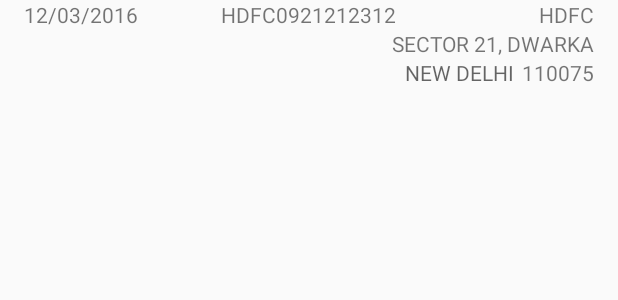
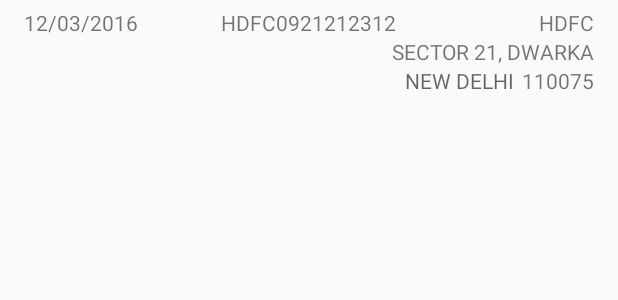
Before and after one commit to actimobiledev/ATMNCR, an Android app: the layout listview_item_atm.xml on its own in the app's theme, with its tools: preview values and no code run, on a phone screen of 412 x 824 dp. Shown: the top 300 px of the screen. Run offline under Robolectric (Android 15) with nearby library versions, the phone set to English and light mode, and no system bars; network calls fail; Roboto replaces fonts that are not available here.

Commit message:
3rd commit

```diff
--- /dev/null
+++ b/app/src/main/java/actiknow/com/atmncr/utils/CustomFontTextView.java
@@ -0,0 +1,32 @@
+package actiknow.com.atmncr.utils;
+
+import android.content.Context;
+import android.graphics.Typeface;
+import android.util.AttributeSet;
+import android.widget.TextView;
+
+public class CustomFontTextView extends TextView {
+
+    public CustomFontTextView (Context context) {
+        super (context);
+
+        applyCustomFont (context);
+    }
+
+    public CustomFontTextView (Context context, AttributeSet attrs) {
+        super (context, attrs);
+
+        applyCustomFont (context);
+    }
+
+    public CustomFontTextView (Context context, AttributeSet attrs, int defStyle) {
+        super (context, attrs, defStyle);
+
+        applyCustomFont (context);
+    }
+
+    private void applyCustomFont (Context context) {
+        Typeface customFont = FontCache.getTypeface ("Kozuka-Gothic.ttf", context);
+        setTypeface (customFont);
+    }
+}
--- /dev/null
+++ b/app/src/main/java/actiknow/com/atmncr/utils/FontCache.java
@@ -0,0 +1,27 @@
+package actiknow.com.atmncr.utils;
+
+import android.content.Context;
+import android.graphics.Typeface;
+
+import java.util.HashMap;
+
+public class FontCache {
+
+    private static HashMap<String, Typeface> fontCache = new HashMap<> ();
+
+    public static Typeface getTypeface (String fontname, Context context) {
+        Typeface typeface = fontCache.get (fontname);
+
+        if (typeface == null) {
+            try {
+                typeface = Typeface.createFromAsset (context.getAssets (), fontname);
+            } catch (Exception e) {
+                return null;
+            }
+
+            fontCache.put (fontname, typeface);
+        }
+
+        return typeface;
+    }
+}
--- a/app/src/main/res/layout/activity_main.xml
+++ b/app/src/main/res/layout/activity_main.xml
@@ -60,7 +60,7 @@
             android:textAppearance="?android:attr/textAppearanceLarge"
             android:textColor="@color/text_color_white"
             android:visibility="gone"/>
-        <TextView
+        <actiknow.com.atmncr.utils.CustomFontTextView
             android:id="@+id/tvAuditStatus"
             android:layout_width="wrap_content"
             android:layout_height="wrap_content"
@@ -72,7 +72,7 @@
             android:layout_marginTop="5dp"
             android:text="AUDIT STATUS"
             android:textSize="14sp"/>
-        <TextView
+        <actiknow.com.atmncr.utils.CustomFontTextView
             android:id="@+id/tvBank"
             android:layout_width="wrap_content"
             android:layout_height="wrap_content"
@@ -109,6 +109,6 @@
             android:background="@color/colorPrimary"
             android:choiceMode="singleChoice"
             android:divider="@color/color_divider"
-            android:dividerHeight="0dp"/>
+            android:dividerHeight="3dp"/>
     </RelativeLayout>
 </android.support.v4.widget.DrawerLayout>
--- a/app/src/main/res/layout/listview_item_atm.xml
+++ b/app/src/main/res/layout/listview_item_atm.xml
@@ -6,15 +6,17 @@
     android:orientation="horizontal">
     <RelativeLayout
         android:layout_width="match_parent"
-        android:layout_height="match_parent">
-        <TextView
+        android:layout_height="wrap_content"
+        android:layout_marginBottom="5dp"
+        android:layout_marginTop="5dp">
+        <actiknow.com.atmncr.utils.CustomFontTextView
             android:id="@+id/tvLastAuditDate"
             android:layout_width="wrap_content"
             android:layout_height="wrap_content"
             android:layout_marginLeft="16dp"
             android:text="12/03/2016"
             android:textSize="14sp"/>
-        <TextView
+        <actiknow.com.atmncr.utils.CustomFontTextView
             android:id="@+id/tvAtmUniqueId"
             android:layout_width="wrap_content"
             android:layout_height="wrap_content"
@@ -22,7 +24,7 @@
             android:layout_centerHorizontal="true"
             android:text="HDFC0921212312"
             android:textSize="14sp"/>
-        <TextView
+        <actiknow.com.atmncr.utils.CustomFontTextView
             android:id="@+id/tvBankName"
             android:layout_width="wrap_content"
             android:layout_height="wrap_content"
@@ -32,7 +34,7 @@
             android:layout_marginRight="16dp"
             android:text="HDFC"
             android:textSize="14sp"/>
-        <TextView
+        <actiknow.com.atmncr.utils.CustomFontTextView
             android:id="@+id/tvAddress"
             android:layout_width="wrap_content"
             android:layout_height="wrap_content"
@@ -42,7 +44,7 @@
             android:layout_marginRight="16dp"
             android:text="SECTOR 21, DWARKA"
             android:textSize="14sp"/>
-        <TextView
+        <actiknow.com.atmncr.utils.CustomFontTextView
             android:id="@+id/tvPincode"
             android:layout_width="wrap_content"
             android:layout_height="wrap_content"
@@ -52,7 +54,7 @@
             android:layout_marginRight="16dp"
             android:text="110075"
             android:textSize="14sp"/>
-        <TextView
+        <actiknow.com.atmncr.utils.CustomFontTextView
             android:id="@+id/tvCity"
             android:layout_width="wrap_content"
             android:layout_height="wrap_content"
```
Also changed, not shown: app/src/main/java/actiknow/com/atmncr/adapter/AllAtmAdapter.java (+5 -5 lines), 1 other file.
